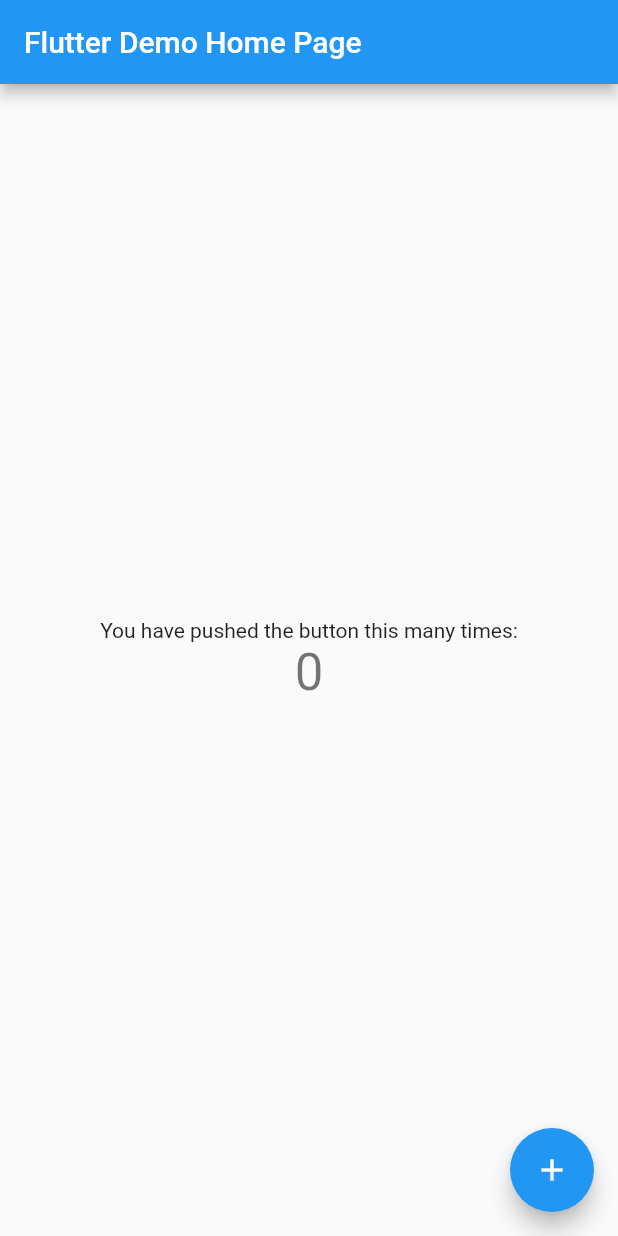
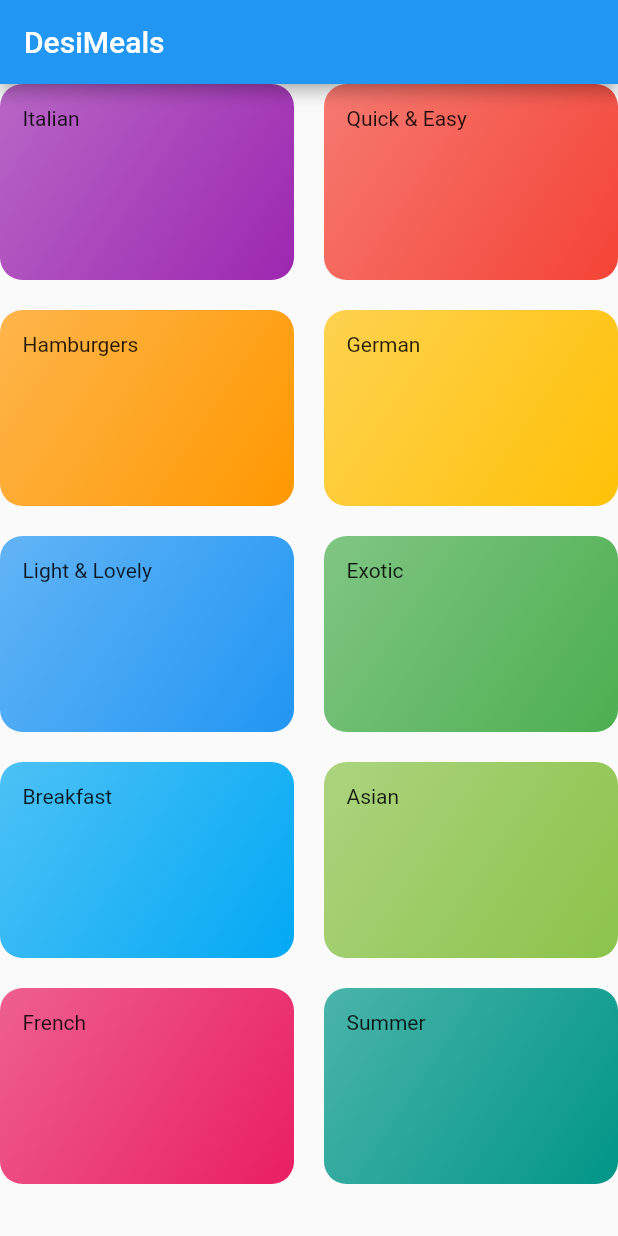
Before and after one commit to Deepanshurai/recipe_meal_app, a Flutter app: the screen it shows after launch, on a phone screen of 412 x 824 dp. Run offline on Flutter 3.47's test engine with Material 2 defaults, Android fonts, the phone set to English and light mode, and no system bars.

Commit message:
basic grid view

```diff
--- /dev/null
+++ b/lib/categories_screen.dart
@@ -0,0 +1,30 @@
+import 'package:flutter/material.dart';
+
+import './dummy_data.dart';
+import './category_item.dart';
+
+class CategoriesScreen extends StatelessWidget {
+  @override
+  Widget build(BuildContext context) {
+    return Scaffold(
+        appBar: AppBar(
+          title: const Text('DesiMeals'),
+        ),
+        body: GridView(
+          children: DUMMY_CATEGORIES
+              .map(
+                (catData) => CategoryItem(
+                  catData.title,
+                  catData.color,
+                ),
+              )
+              .toList(),
+          gridDelegate: SliverGridDelegateWithMaxCrossAxisExtent(
+            maxCrossAxisExtent: 200,
+            childAspectRatio: 3 / 2,
+            crossAxisSpacing: 20,
+            mainAxisSpacing: 20,
+          ),
+        ));
+  }
+}
--- /dev/null
+++ b/lib/category_item.dart
@@ -0,0 +1,27 @@
+import 'package:flutter/material.dart';
+
+class CategoryItem extends StatelessWidget {
+  final String title;
+  final Color color;
+
+  CategoryItem(this.title, this.color);
+
+  @override
+  Widget build(BuildContext context) {
+    return Container(
+      padding: const EdgeInsets.all(15),
+      child: Text(title),
+      decoration: BoxDecoration(
+        gradient: LinearGradient(
+          colors: [
+            color.withOpacity(0.7),
+            color,
+          ],
+          begin: Alignment.topLeft,
+          end: Alignment.bottomRight,
+        ),
+        borderRadius: BorderRadius.circular(15),
+      ),
+    );
+  }
+}
--- /dev/null
+++ b/lib/dummy_data.dart
@@ -0,0 +1,56 @@
+import 'package:flutter/material.dart';
+
+import './models/category.dart';
+
+const DUMMY_CATEGORIES = const [
+  Category(
+    id: 'c1',
+    title: 'Italian',
+    color: Colors.purple,
+  ),
+  Category(
+    id: 'c2',
+    title: 'Quick & Easy',
+    color: Colors.red,
+  ),
+  Category(
+    id: 'c3',
+    title: 'Hamburgers',
+    color: Colors.orange,
+  ),
+  Category(
+    id: 'c4',
+    title: 'German',
+    color: Colors.amber,
+  ),
+  Category(
+    id: 'c5',
+    title: 'Light & Lovely',
+    color: Colors.blue,
+  ),
+  Category(
+    id: 'c6',
+    title: 'Exotic',
+    color: Colors.green,
+  ),
+  Category(
+    id: 'c7',
+    title: 'Breakfast',
+    color: Colors.lightBlue,
+  ),
+  Category(
+    id: 'c8',
+    title: 'Asian',
+    color: Colors.lightGreen,
+  ),
+  Category(
+    id: 'c9',
+    title: 'French',
+    color: Colors.pink,
+  ),
+  Category(
+    id: 'c10',
+    title: 'Summer',
+    color: Colors.teal,
+  ),
+];
--- a/lib/main.dart
+++ b/lib/main.dart
@@ -1,4 +1,6 @@
 import 'package:flutter/material.dart';
+import 'package:meal_recipe/categories_screen.dart';
+import './categories_screen.dart';
 
 void main() {
   runApp(MyApp());
@@ -9,109 +11,11 @@ class MyApp extends StatelessWidget {
   @override
   Widget build(BuildContext context) {
     return MaterialApp(
-      title: 'Flutter Demo',
+      title: 'DesiMeals',
       theme: ThemeData(
-        // This is the theme of your application.
-        //
-        // Try running your application with "flutter run". You'll see the
-        // application has a blue toolbar. Then, without quitting the app, try
-        // changing the primarySwatch below to Colors.green and then invoke
-        // "hot reload" (press "r" in the console where you ran "flutter run",
-        // or simply save your changes to "hot reload" in a Flutter IDE).
-        // Notice that the counter didn't reset back to zero; the application
-        // is not restarted.
         primarySwatch: Colors.blue,
-        // This makes the visual density adapt to the platform that you run
-        // the app on. For desktop platforms, the controls will be smaller and
-        // closer together (more dense) than on mobile platforms.
-        visualDensity: VisualDensity.adaptivePlatformDensity,
       ),
-      home: MyHomePage(title: 'Flutter Demo Home Page'),
+      home: CategoriesScreen(),
     );
   }
 }
-
-class MyHomePage extends StatefulWidget {
-  MyHomePage({Key key, this.title}) : super(key: key);
-
-  // This widget is the home page of your application. It is stateful, meaning
-  // that it has a State object (defined below) that contains fields that affect
-  // how it looks.
-
-  // This class is the configuration for the state. It holds the values (in this
-  // case the title) provided by the parent (in this case the App widget) and
-  // used by the build method of the State. Fields in a Widget subclass are
-  // always marked "final".
-
-  final String title;
-
-  @override
-  _MyHomePageState createState() => _MyHomePageState();
-}
-
-class _MyHomePageState extends State<MyHomePage> {
-  int _counter = 0;
-
-  void _incrementCounter() {
-    setState(() {
-      // This call to setState tells the Flutter framework that something has
-      // changed in this State, which causes it to rerun the build method below
-      // so that the display can reflect the updated values. If we changed
-      // _counter without calling setState(), then the build method would not be
-      // called again, and so nothing would appear to happen.
-      _counter++;
-    });
-  }
-
-  @override
-  Widget build(BuildContext context) {
-    // This method is rerun every time setState is called, for instance as done
-    // by the _incrementCounter method above.
-    //
-    // The Flutter framework has been optimized to make rerunning build methods
-    // fast, so that you can just rebuild anything that needs updating rather
-    // than having to individually change instances of widgets.
-    return Scaffold(
-      appBar: AppBar(
-        // Here we take the value from the MyHomePage object that was created by
-        // the App.build method, and use it to set our appbar title.
-        title: Text(widget.title),
-      ),
-      body: Center(
-        // Center is a layout widget. It takes a single child and positions it
-        // in the middle of the parent.
-        child: Column(
-          // Column is also a layout widget. It takes a list of children and
-          // arranges them vertically. By default, it sizes itself to fit its
-          // children horizontally, and tries to be as tall as its parent.
-          //
-          // Invoke "debug painting" (press "p" in the console, choose the
-          // "Toggle Debug Paint" action from the Flutter Inspector in Android
-          // Studio, or the "Toggle Debug Paint" command in Visual Studio Code)
-          // to see the wireframe for each widget.
-          //
-          // Column has various properties to control how it sizes itself and
-          // how it positions its children. Here we use mainAxisAlignment to
-          // center the children vertically; the main axis here is the vertical
-          // axis because Columns are vertical (the cross axis would be
-          // horizontal).
-          mainAxisAlignment: MainAxisAlignment.center,
-          children: <Widget>[
-            Text(
-              'You have pushed the button this many times:',
-            ),
-            Text(
-              '$_counter',
-              style: Theme.of(context).textTheme.headline4,
-            ),
-          ],
-        ),
-      ),
-      floatingActionButton: FloatingActionButton(
-        onPressed: _incrementCounter,
-        tooltip: 'Increment',
-        child: Icon(Icons.add),
-      ), // This trailing comma makes auto-formatting nicer for build methods.
-    );
-  }
-}
--- /dev/null
+++ b/lib/models/category.dart
@@ -0,0 +1,13 @@
+import 'package:flutter/material.dart';
+
+class Category {
+  final String id;
+  final String title;
+  final Color color;
+
+  const Category({
+    @required this.id,
+    @required this.title,
+    this.color = Colors.red,
+  });
+}
```
